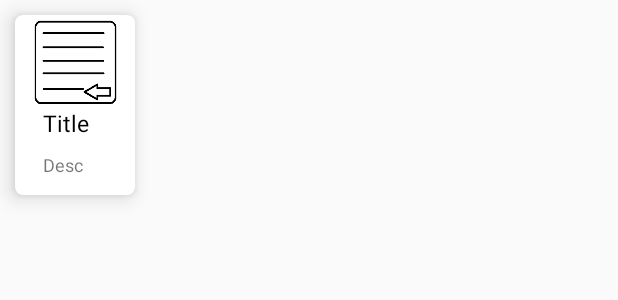
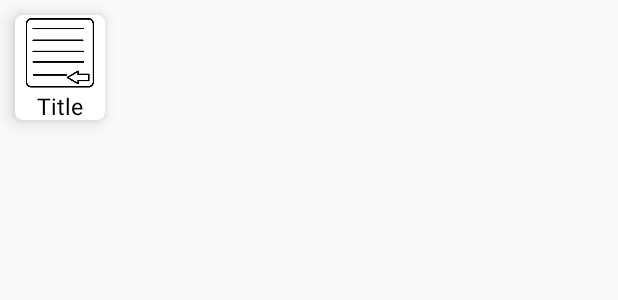
Before and after one commit to kwonjuyeong/mycapston, an Android app: the layout view_item_layout.xml on its own in the app's theme, with its tools: preview values and no code run, on a phone screen of 412 x 824 dp. Shown: the top 300 px of the screen. Run offline under Robolectric (Android 15) with nearby library versions, the phone set to English and light mode, and no system bars.

Commit message:
version 1.1 : recycler view 추가 되었습니다 (변수 수정 요망)

```diff
--- a/app/src/main/java/com/example/myapplication/DataModel.kt
+++ b/app/src/main/java/com/example/myapplication/DataModel.kt
@@ -2,5 +2,4 @@ package com.example.myapplication
 
 data class DataModel
     (var title : String,
-     var desc : String,
      var image : Int)
--- a/app/src/main/res/layout/activity_main.xml
+++ b/app/src/main/res/layout/activity_main.xml
@@ -70,14 +70,15 @@
 
     <ImageView
         android:id="@+id/imageView"
-        android:layout_width="60dp"
-        android:layout_height="60dp"
+        android:layout_width="30dp"
+        android:layout_height="30dp"
         android:layout_marginStart="320dp"
         android:layout_marginEnd="50dp"
         android:layout_marginBottom="70dp"
         android:contentDescription="@string/imageb1"
         app:layout_constraintBottom_toBottomOf="parent"
         app:layout_constraintEnd_toEndOf="parent"
+        app:layout_constraintHorizontal_bias="1.0"
         app:layout_constraintStart_toStartOf="parent"
         app:layout_constraintTop_toBottomOf="@+id/textView"
         app:srcCompat="@drawable/mama" />
@@ -101,5 +102,4 @@
             app:layout_constraintStart_toStartOf="parent"
             app:layout_constraintTop_toTopOf="parent" />
     </RelativeLayout>
-
 </androidx.constraintlayout.widget.ConstraintLayout>
--- a/app/src/main/res/layout/view_item_layout.xml
+++ b/app/src/main/res/layout/view_item_layout.xml
@@ -2,8 +2,8 @@
 
 <androidx.cardview.widget.CardView xmlns:android="http://schemas.android.com/apk/res/android"
     xmlns:app="http://schemas.android.com/apk/res-auto"
-    android:layout_width="80dp"
-    android:layout_height="120dp"
+    android:layout_width="60dp"
+    android:layout_height="70dp"
     android:layout_margin="10dp"
     app:cardBackgroundColor="@android:color/white"
     app:cardCornerRadius="5dp"
@@ -15,33 +15,25 @@
         android:gravity="center"
         android:orientation="vertical">
 
-        <ImageView
+        <ImageButton
             android:id="@+id/image"
-            android:layout_width="60dp"
-            android:layout_height="60dp"
+            android:layout_width="50dp"
+            android:layout_height="50dp"
+            android:background="@android:color/transparent"
             android:contentDescription="@string/todo"
             android:scaleType="fitXY"
             android:src="@drawable/mama" />
 
         <TextView
             android:id="@+id/title"
-            android:layout_width="50dp"
-            android:layout_height="30dp"
-            android:layout_marginStart="14dp"
+            android:layout_width="40dp"
+            android:layout_height="20dp"
+            android:layout_marginStart="10dp"
             android:layout_marginEnd="10dp"
+            android:gravity="center"
             android:text="@string/title"
             android:textColor="@android:color/black"
             android:textSize="15sp" />
 
-        <TextView
-            android:id="@+id/desc"
-            android:layout_width="50dp"
-            android:layout_height="wrap_content"
-            android:layout_marginStart="14dp"
-            android:layout_marginEnd="10dp"
-            android:layout_marginBottom="10dp"
-            android:text="@string/desc"
-            android:textSize="12sp" />
-
     </LinearLayout>
 </androidx.cardview.widget.CardView>
--- a/app/src/main/res/values/strings.xml
+++ b/app/src/main/res/values/strings.xml
@@ -1,12 +1,10 @@
 <resources>
     <string name="app_name">My Application</string>
-    <string name="imageview1">안녕하세요</string>
     <string name="main_page">Main page</string>
     <string name="imageb1">TODO</string>
-    <string name="imageb2">TODO</string>
     <string name="category">Category</string>
-    <string name="todo">TODO</string>
     <string name="desc">Desc</string>
     <string name="title">Title</string>
+    <string name="todo">TODO</string>
 
 </resources>
```
Also changed, not shown: app/src/main/java/com/example/myapplication/MainActivity.kt (+9 -9 lines), app/src/main/java/com/example/myapplication/PhotoAdapter.kt (+4 -16 lines).
